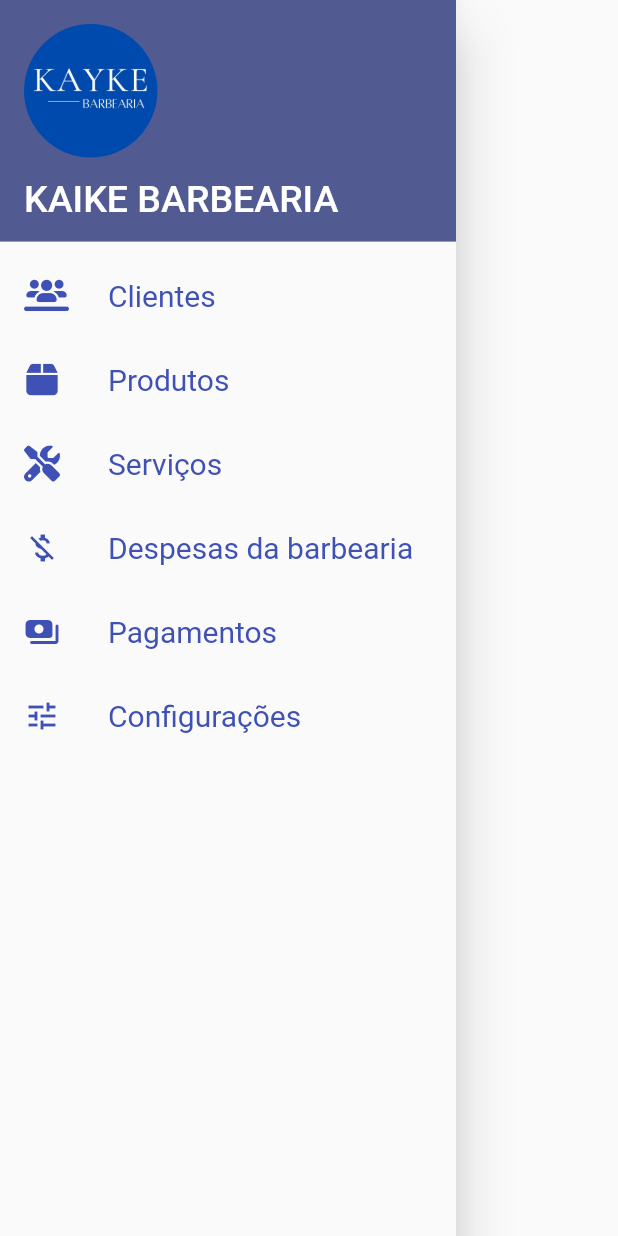
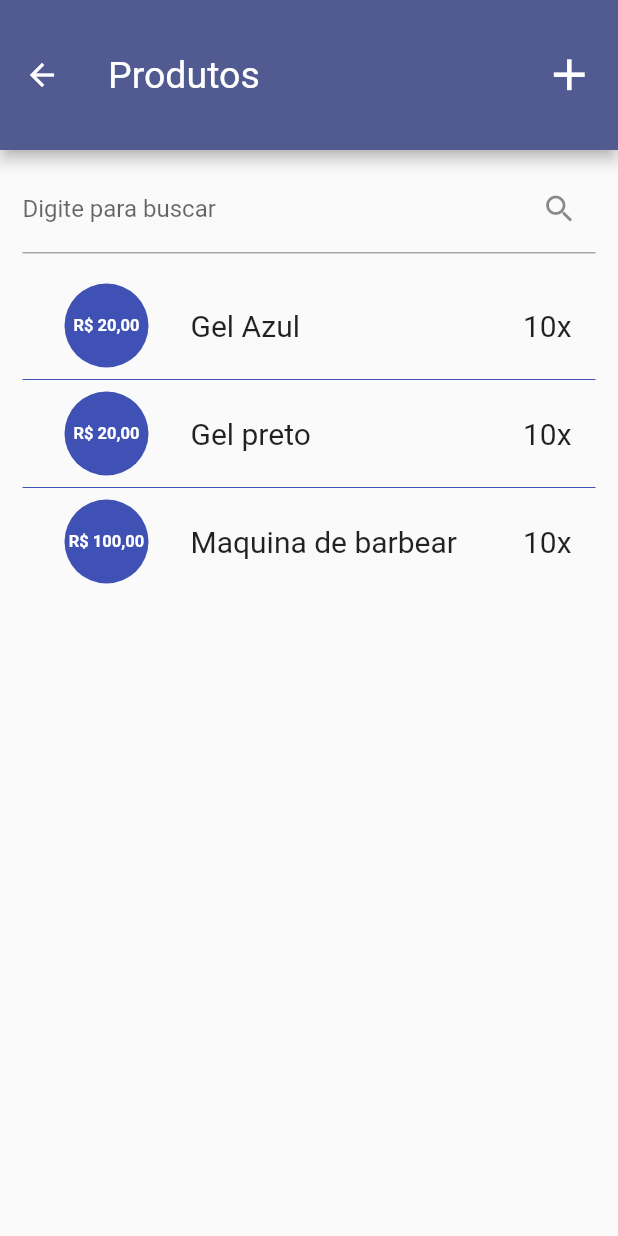
Before and after one commit to Jo-Analyst/app-kayke-barbearia, a Flutter app: the DrawerComponet widget shown alone on an empty page, opened directly, after a tap on "Produtos", on a phone screen of 412 x 824 dp. Run offline on Flutter 3.47's test engine with Material 2 defaults, Android fonts, the phone set to English and light mode, and no system bars; drawn by our look-alikes of flutter_slidable; our stand-ins replace contacts_service, flutter_masked_text2, font_awesome_flutter, mask_text_input_formatter, permission_handler, sqflite; accounts and stored records are empty.

Commit message:
implementando o design da lista de produtos

```diff
--- a/lib/app/components/drawer_component.dart
+++ b/lib/app/components/drawer_component.dart
@@ -1,4 +1,5 @@
 import 'package:app_kaike_barbearia/app/pages/client_list_page.dart';
+import 'package:app_kaike_barbearia/app/pages/product_list_page.dart';
 import 'package:flutter/material.dart';
 import 'package:font_awesome_flutter/font_awesome_flutter.dart';
 
@@ -58,7 +59,16 @@ class DrawerComponet extends StatelessWidget {
                 color: Colors.indigo,
               ),
             ),
-            onTap: () {},
+            onTap: () {
+              Navigator.of(context).pop();
+              Navigator.of(context).push(
+                MaterialPageRoute(
+                  builder: (_) => const ProductListPage(
+                    itFromTheSalesScreen: false,
+                  ),
+                ),
+              );
+            },
           ),
           ListTile(
             leading: const Icon(
--- a/lib/app/config/db.dart
+++ b/lib/app/config/db.dart
@@ -8,7 +8,7 @@ class DB {
       path.join(dbPath, "kaikebarbearia.db"),
       onCreate: (db, version) {
         db.execute(
-          "CREATE TABLE products (id INTEGER PRIMARY KEY, name TEXT NOT NULL, price_sale REAL, quantity INTEGER, cost_price REAL, profit_value REAL NOT NULL)",
+          "CREATE TABLE products (id INTEGER PRIMARY KEY, name TEXT NOT NULL, sale_value REAL, quantity INTEGER, cost_value REAL, profit_value REAL NOT NULL)",
         );
 
         db.execute(
--- /dev/null
+++ b/lib/app/pages/product_list_page.dart
@@ -0,0 +1,206 @@
+import 'package:app_kaike_barbearia/app/pages/product_form_page.dart';
+import 'package:app_kaike_barbearia/app/utils/convert_values.dart';
+import 'package:app_kaike_barbearia/app/utils/dialog.dart';
+import 'package:app_kaike_barbearia/app/utils/snackbar.dart';
+import 'package:flutter/material.dart';
+import 'package:flutter_slidable/flutter_slidable.dart';
+
+class ProductListPage extends StatefulWidget {
+  final bool itFromTheSalesScreen;
+  const ProductListPage({required this.itFromTheSalesScreen, super.key});
+
+  @override
+  State<ProductListPage> createState() => _ProductListPageState();
+}
+
+class _ProductListPageState extends State<ProductListPage> {
+  final searchController = TextEditingController();
+  String search = "";
+  bool isGranted = false;
+  final List<Map<String, dynamic>> products = [
+    {
+      "id": 1,
+      "name": "Gel Azul",
+      "sale_value": 20.00,
+      "cost_value": 8.50,
+      "profit_value": 11.50,
+      "quantity": 10
+    },
+    {
+      "id": 1,
+      "name": "Gel preto",
+      "sale_value": 20.00,
+      "cost_value": 8.50,
+      "profit_value": 11.50,
+      "quantity": 10
+    },
+    {
+      "id": 1,
+      "name": "Maquina de barbear",
+      "sale_value": 100.00,
+      "cost_value": 50.50,
+      "profit_value": 49.50,
+      "quantity": 10
+    },
+  ];
+
+  void showMessage(String content, Color? color) {
+    ConfirmationMessage.showMessage(context, content, color);
+  }
+
+  @override
+  Widget build(BuildContext context) {
+    return Scaffold(
+      appBar: AppBar(
+        title: const Text("Produtos"),
+        actions: [
+          Container(
+            margin: const EdgeInsets.only(right: 10),
+            child: IconButton(
+              onPressed: () => Navigator.of(context).push(
+                MaterialPageRoute(
+                  builder: (_) => const ProductFormPage(
+                    isEdition: false,
+                  ),
+                ),
+              ),
+              icon: const Icon(
+                Icons.add,
+                size: 35,
+              ),
+            ),
+          ),
+        ],
+      ),
+      body: products.isEmpty
+          ? const Center(
+              child: Text(
+                "Não há produto cadastrado...",
+                style: TextStyle(fontSize: 20),
+              ),
+            )
+          : Padding(
+              padding: const EdgeInsets.symmetric(
+                horizontal: 15,
+                vertical: 10,
+              ),
+              child: Column(
+                children: [
+                  TextField(
+                    controller: searchController,
+                    decoration: InputDecoration(
+                      labelText: "Digite para buscar",
+                      suffixIcon: search.isEmpty
+                          ? const Icon(
+                              Icons.search,
+                            )
+                          : IconButton(
+                              onPressed: () {
+                                searchController.text = "";
+                                setState(() {
+                                  search = "";
+                                });
+                              },
+                              icon: const Icon(Icons.close),
+                            ),
+                    ),
+                    onChanged: (value) {
+                      setState(() {
+                        search = value;
+                      });
+                    },
+                  ),
+                  const SizedBox(height: 20),
+                  Expanded(
+                    child: ListView.separated(
+                      separatorBuilder: (__, _) {
+                        return Divider(
+                          color: Theme.of(context).primaryColor,
+                        );
+                      },
+                      itemCount: products.length,
+                      itemBuilder: (_, index) {
+                        var product = products[index];
+                        return Slidable(
+                          endActionPane: widget.itFromTheSalesScreen
+                              ? null
+                              : ActionPane(
+                                  motion: const StretchMotion(),
+                                  children: [
+                                    SlidableAction(
+                                      onPressed: (_) {
+                                        Navigator.of(context).push(
+                                          MaterialPageRoute(
+                                            builder: (_) => ProductFormPage(
+                                              isEdition: true,
+                                              productId: product["id"],
+                                              name: product["name"],
+                                              saleValue: product["sale_value"],
+                                              costValue: product["cost_value"],
+                                              profitValue:
+                                                  product["profit_value"],
+                                              quantity: product["quantity"],
+                                              observation:
+                                                  product["observation"],
+                                            ),
+                                          ),
+                                        );
+                                      },
+                                      backgroundColor: Colors.amber,
+                                      foregroundColor: Colors.white,
+                                      icon: Icons.edit_outlined,
+                                      label: "Editar",
+                                    ),
+                                    SlidableAction(
+                                      onPressed: (_) async {
+                                        final confirmDelete = await showExitDialog(
+                                            context,
+                                            "Deseja mesmo excluir o produto ${product["name"]}?");
+                                        if (confirmDelete!) {
+                                          products.removeAt(index);
+                                          setState(() {});
+                                          showMessage(
+                                              "Produto excluido com sucesso.",
+                                              const Color.fromARGB(
+                                                  255, 199, 82, 74));
+                                        }
+                                      },
+                                      backgroundColor: Colors.red,
+                                      icon: Icons.delete,
+                                      label: "Excluir",
+                                    ),
+                                  ],
+                                ),
+                          child: ListTile(
+                            selectedTileColor: Colors.indigo,
+                            title: Text(
+                              product["name"],
+                              style: const TextStyle(fontSize: 20),
+                            ),
+                            trailing: Text(
+                              "${product["quantity"]}x",
+                              style: const TextStyle(fontSize: 20),
+                            ),
+                            leading: CircleAvatar(
+                              maxRadius: 40,
+                              backgroundColor: Colors.indigo,
+                              foregroundColor: Colors.white,
+                              child: Text(
+                                numberFormat.format(product["sale_value"]),
+                                style: const TextStyle(
+                                  fontSize: 11,
+                                  fontWeight: FontWeight.bold,
+                                ),
+                              ),
+                            ),
+                          ),
+                        );
+                      },
+                    ),
+                  ),
+                ],
+              ),
+            ),
+    );
+  }
+}
--- a/lib/app/template/new_transaction_modal.dart
+++ b/lib/app/template/new_transaction_modal.dart
@@ -147,7 +147,7 @@ showModal(BuildContext context) {
                     Navigator.of(context).pop();
                     Navigator.of(context).push(
                       MaterialPageRoute(
-                        builder: (_) => const ProductFormPage(),
+                        builder: (_) => const ProductFormPage(isEdition: false,),
                       ),
                     );
                   },
```
Also changed, not shown: lib/app/pages/product_form_page.dart (+55 -19 lines).
